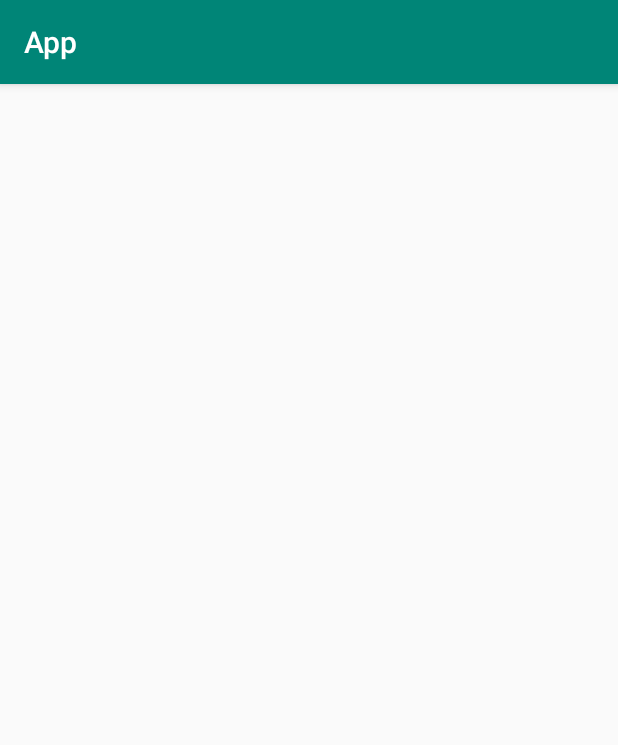
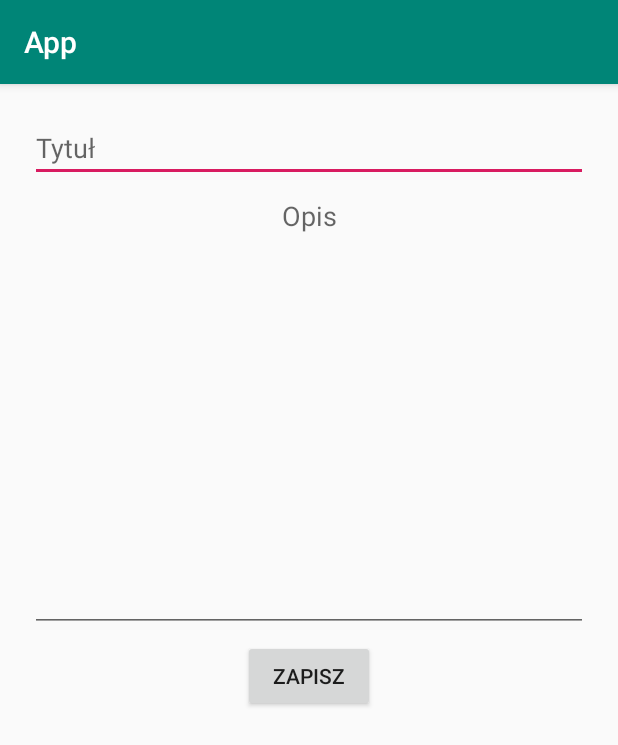
Before and after one commit to Pimpek900/Menu, an Android app: the Notatnik screen opened directly, with no data from a screen before it, on a phone screen of 412 x 824 dp. Shown: the top 745 px of the screen. Run offline under Robolectric (Android 15) with nearby library versions, the light colour scheme and no system bars.

Commit message:
Notatnik

```diff
--- a/App/app/src/main/res/layout/activity_notatnik.xml
+++ b/App/app/src/main/res/layout/activity_notatnik.xml
@@ -6,4 +6,62 @@
     android:layout_height="match_parent"
     tools:context=".Notatnik">
 
+    <EditText
+        android:id="@+id/Tytuł"
+        android:layout_width="match_parent"
+        android:layout_height="wrap_content"
+        android:layout_marginStart="20dp"
+        android:layout_marginLeft="20dp"
+        android:layout_marginTop="20dp"
+        android:layout_marginEnd="20dp"
+        android:layout_marginRight="20dp"
+        android:ems="10"
+        android:inputType="textPersonName"
+        android:hint="Tytuł"
+        app:layout_constraintEnd_toEndOf="parent"
+        app:layout_constraintStart_toStartOf="parent"
+        app:layout_constraintTop_toTopOf="parent" />
+
+    <EditText
+        android:id="@+id/Opis"
+        android:layout_width="match_parent"
+        android:layout_height="300dp"
+        android:layout_marginStart="20dp"
+        android:layout_marginLeft="20dp"
+        android:layout_marginEnd="20dp"
+        android:layout_marginRight="20dp"
+        android:ems="10"
+        android:inputType="textMultiLine|textCapSentences"
+        android:hint="Opis"
+        android:gravity="top|center"
+        app:layout_constraintEnd_toEndOf="parent"
+        app:layout_constraintStart_toStartOf="parent"
+        app:layout_constraintTop_toBottomOf="@+id/Tytuł" />
+
+    <Button
+        android:id="@+id/Zapisz"
+        android:layout_width="wrap_content"
+        android:layout_height="wrap_content"
+        android:layout_marginStart="162dp"
+        android:layout_marginLeft="162dp"
+        android:layout_marginTop="5dp"
+        android:layout_marginEnd="162dp"
+        android:layout_marginRight="162dp"
+        android:layout_marginBottom="5dp"
+        android:text="Zapisz"
+        app:layout_constraintEnd_toEndOf="parent"
+        app:layout_constraintStart_toStartOf="parent"
+        app:layout_constraintTop_toBottomOf="@+id/Opis" />
+
+    <ListView
+        android:layout_width="395dp"
+        android:layout_height="287dp"
+        android:layout_marginStart="20dp"
+        android:layout_marginLeft="20dp"
+        android:layout_marginEnd="20dp"
+        android:layout_marginRight="20dp"
+        android:layout_marginBottom="20dp"
+        app:layout_constraintBottom_toBottomOf="parent"
+        app:layout_constraintEnd_toEndOf="parent"
+        app:layout_constraintStart_toStartOf="parent" />
 </androidx.constraintlayout.widget.ConstraintLayout>
```
